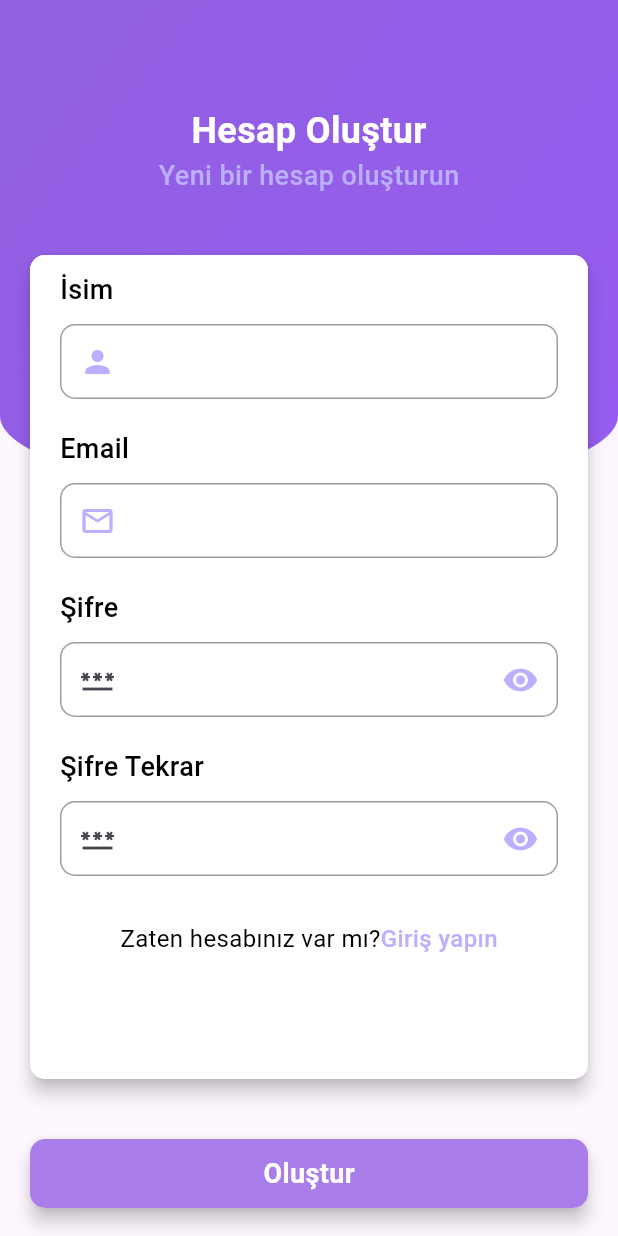
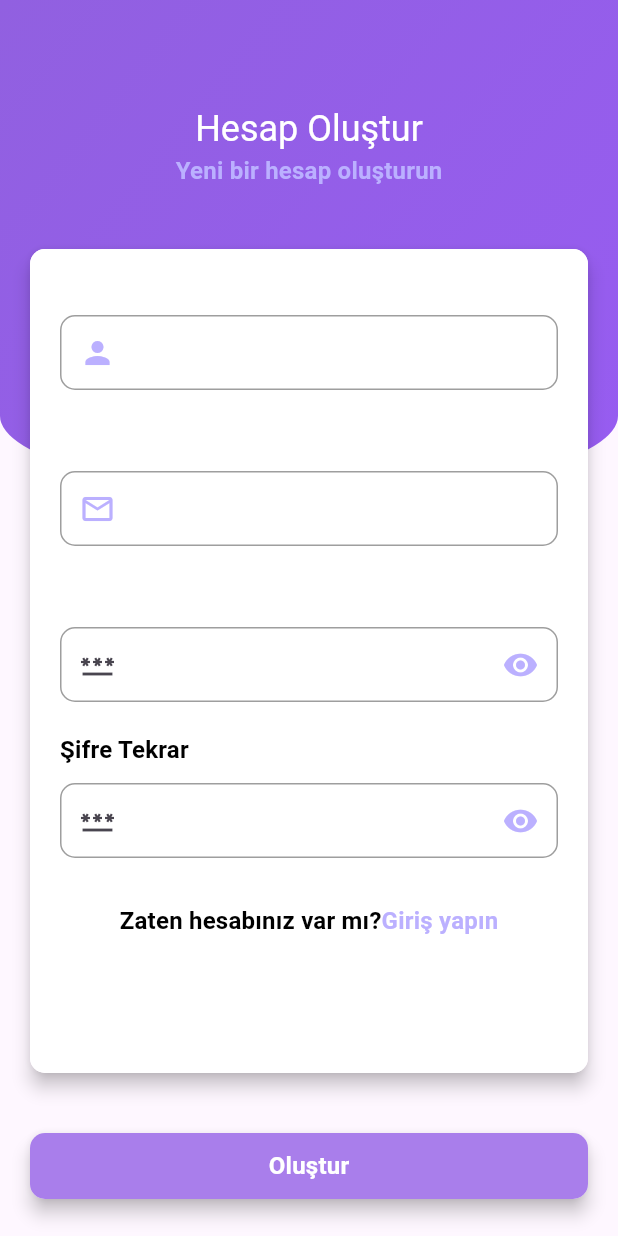
Before and after one commit to arda-copur/Chat-App, a Flutter app: the ForgotPasswordView screen opened directly, after a tap on "Gönder", after a tap on "Şimdi üye ol!", on a phone screen of 412 x 824 dp. Run offline on Flutter 3.47's test engine with Material 3 defaults, Android fonts, the phone set to English and light mode, and no system bars; our stand-ins replace cloud_firestore, firebase_auth, firebase_core, random_string, shared_preferences, smooth_page_indicator; accounts and stored records are empty; network calls fail.

Commit message:
general updates

```diff
--- a/lib/constants/project_borders.dart
+++ b/lib/constants/project_borders.dart
@@ -5,9 +5,12 @@ final class ProjectBorders extends BorderRadius {
       : super.only(
             topLeft: const Radius.circular(30),
             topRight: const Radius.circular(30));
+
   const ProjectBorders.onlyCirculartopLeft()
       : super.only(topLeft: const Radius.circular(24));
+
   const ProjectBorders.onlyCirculartopRight()
       : super.only(topRight: const Radius.circular(24));
+
   ProjectBorders.circularSmall() : super.circular(10);
 }
--- a/lib/main.dart
+++ b/lib/main.dart
@@ -11,13 +11,11 @@ void main() async {
 class MyApp extends StatelessWidget {
   const MyApp({super.key});
 
-
   @override
   Widget build(BuildContext context) {
     return MaterialApp(
       debugShowCheckedModeBanner: false,
-      theme: ThemeData(
-      ),
+      theme: ThemeData(),
       home: const SplashView(),
     );
   }
--- a/lib/views/chat_view.dart
+++ b/lib/views/chat_view.dart
@@ -4,6 +4,7 @@ import 'package:chat_app/constants/project_elevations.dart';
 import 'package:chat_app/constants/project_paddings.dart';
 import 'package:chat_app/constants/project_radius.dart';
 import 'package:chat_app/services/database.dart';
+import 'package:chat_app/utils/text_theme_extension.dart';
 import 'package:chat_app/views/home_view.dart';
 import 'package:flutter/material.dart';
 import 'package:chat_app/services/shared_pref.dart';
@@ -209,7 +210,7 @@ class _ChatViewState extends State<ChatView> {
                     decoration: InputDecoration(
                         border: InputBorder.none,
                         hintText: "Mesaj gönder...",
-                        hintStyle: const TextStyle(color: Colors.black45),
+                        hintStyle: context.projectTheme().titleMedium?.copyWith(color: ProjectColors.white),
                         suffixIcon: GestureDetector(
                             onTap: () {
                               addMessage(true);
--- a/lib/views/forgot_password_view.dart
+++ b/lib/views/forgot_password_view.dart
@@ -1,7 +1,10 @@
+import 'package:chat_app/constants/project_borders.dart';
 import 'package:chat_app/constants/project_colors.dart';
 import 'package:chat_app/constants/project_paddings.dart';
 import 'package:chat_app/constants/project_strings.dart';
+import 'package:chat_app/utils/text_theme_extension.dart';
 import 'package:chat_app/views/register_view.dart';
+import 'package:chat_app/widgets/sizedboxs/constant_sized_boxs.dart';
 import 'package:flutter/material.dart';
 import 'package:firebase_auth/firebase_auth.dart';
 
@@ -21,8 +24,8 @@ class _ForgotPasswordViewState extends State<ForgotPasswordView> {
   resetPassword() async {
     try {
       await FirebaseAuth.instance.sendPasswordResetEmail(email: email);
-      ScaffoldMessenger.of(context).showSnackBar(
-          SnackBar(content: Text(ProjectStrings.passwordReset)));
+      ScaffoldMessenger.of(context)
+          .showSnackBar(SnackBar(content: Text(ProjectStrings.passwordReset)));
     } on FirebaseAuthException catch (e) {
       if (e.code == "user-not-found") {
         ScaffoldMessenger.of(context)
@@ -41,10 +44,10 @@ class _ForgotPasswordViewState extends State<ForgotPasswordView> {
                 height: MediaQuery.of(context).size.height / 2.5,
                 width: MediaQuery.of(context).size.width,
                 decoration: BoxDecoration(
-                    gradient: const LinearGradient(
-                        colors: [ProjectColors.primary, ProjectColors.customPurple],
-                        begin: Alignment.topLeft,
-                        end: Alignment.bottomRight),
+                    gradient: const LinearGradient(colors: [
+                      ProjectColors.primary,
+                      ProjectColors.customPurple
+                    ], begin: Alignment.topLeft, end: Alignment.bottomRight),
                     borderRadius: BorderRadius.vertical(
                         bottom: Radius.elliptical(
                             MediaQuery.of(context).size.width, 105)))),
@@ -52,13 +55,12 @@ class _ForgotPasswordViewState extends State<ForgotPasswordView> {
               padding: const ProjectPaddings.allNormal() * 7,
               child: Column(
                 children: [
-                  const Center(
+                  Center(
                       child: Text(
                     ProjectStrings.dontRememberPassword,
-                    style: TextStyle(
+                    style: context.projectTheme().headlineSmall?.copyWith(
                         color: ProjectColors.white,
-                        fontSize: 24.0,
-                        fontWeight: FontWeight.bold),
+                        fontWeight: FontWeight.w600),
                   )),
                   const Center(
                       child: Text(
@@ -68,12 +70,9 @@ class _ForgotPasswordViewState extends State<ForgotPasswordView> {
                         fontSize: 18.0,
                         fontWeight: FontWeight.w500),
                   )),
-                  const SizedBox(
-                    height: 20.0,
-                  ),
+                  ConstantSizedBoxs.normalHeightSizedBox(),
                   Container(
-                    margin: const EdgeInsets.symmetric(
-                        vertical: 20.0, horizontal: 20.0),
+                    margin: const ProjectPaddings.symmetricMedium(),
                     child: Material(
                       elevation: 5.0,
                       borderRadius: BorderRadius.circular(10),
@@ -84,27 +83,29 @@ class _ForgotPasswordViewState extends State<ForgotPasswordView> {
                         width: MediaQuery.of(context).size.width,
                         decoration: BoxDecoration(
                             color: ProjectColors.white,
-                            borderRadius: BorderRadius.circular(10)),
+                            borderRadius: ProjectBorders.circularSmall()),
                         child: Form(
                           key: _formKey,
                           child: Column(
                             crossAxisAlignment: CrossAxisAlignment.start,
                             children: [
-                              const Text(
-                                ProjectStrings.emailName,
-                                style: TextStyle(
-                                    color: ProjectColors.black,
-                                    fontSize: 18.0,
-                                    fontWeight: FontWeight.w500),
-                              ),
+                              Text(ProjectStrings.emailName,
+                                  style: context
+                                      .projectTheme()
+                                      .titleMedium
+                                      ?.copyWith(
+                                          color: ProjectColors.black,
+                                          fontWeight: FontWeight.w500)),
                               const SizedBox(
                                 height: 10.0,
                               ),
                               Container(
                                 decoration: BoxDecoration(
                                     border: Border.all(
-                                        width: 1.0, color: ProjectColors.lowBlack),
-                                    borderRadius: BorderRadius.circular(10)),
+                                        width: 1.0,
+                                        color: ProjectColors.lowBlack),
+                                    borderRadius:
+                                        ProjectBorders.circularSmall()),
                                 child: TextFormField(
                                   controller: userMailController,
                                   validator: (value) {
@@ -115,10 +116,8 @@ class _ForgotPasswordViewState extends State<ForgotPasswordView> {
                                   },
                                   decoration: const InputDecoration(
                                       border: InputBorder.none,
-                                      prefixIcon: Icon(
-                                        Icons.mail_outline,
-                                        color: ProjectColors.iconPurple
-                                      )),
+                                      prefixIcon: Icon(Icons.mail_outline,
+                                          color: ProjectColors.iconPurple)),
                                 ),
                               ),
                               const SizedBox(
@@ -138,20 +137,17 @@ class _ForgotPasswordViewState extends State<ForgotPasswordView> {
                                     width: 150,
                                     child: Material(
                                       elevation: 5.0,
-                                      borderRadius: BorderRadius.circular(10),
+                                      borderRadius: ProjectBorders.circularSmall(),
                                       child: Container(
-                                        padding: const EdgeInsets.all(10),
+                                        padding: const ProjectPaddings.allNormal(),
                                         decoration: BoxDecoration(
                                             color: ProjectColors.customPurple,
                                             borderRadius:
-                                                BorderRadius.circular(10)),
-                                        child: const Center(
+                                                ProjectBorders.circularSmall(),),
+                                        child:  Center(
                                             child: Text(
                                           ProjectStrings.sendText,
-                                          style: TextStyle(
-                                              color: ProjectColors.white,
-                                              fontSize: 18.0,
-                                              fontWeight: FontWeight.bold),
+                                          style: context.projectTheme().titleMedium?.copyWith(color: ProjectColors.white)
                                         )),
                                       ),
                                     ),
@@ -170,9 +166,9 @@ class _ForgotPasswordViewState extends State<ForgotPasswordView> {
                   Row(
                     mainAxisAlignment: MainAxisAlignment.center,
                     children: [
-                      const Text(
+                       Text(
                         ProjectStrings.notAccount,
-                        style: TextStyle(color: ProjectColors.black, fontSize: 16.0),
+                        style: context.projectTheme().titleMedium?.copyWith(color: ProjectColors.black)
                       ),
                       GestureDetector(
                         onTap: () {
@@ -181,9 +177,9 @@ class _ForgotPasswordViewState extends State<ForgotPasswordView> {
                               MaterialPageRoute(
                                   builder: (context) => const RegisterView()));
                         },
-                        child: const Text(
+                        child:  Text(
                           ProjectStrings.nowAccount,
-                          style: TextStyle(
+                          style: context.projectTheme().titleMedium?.copyWith(
                               color: ProjectColors.customPurple,
                               fontSize: 16.0,
                               fontWeight: FontWeight.w500),
--- a/lib/views/register_view.dart
+++ b/lib/views/register_view.dart
@@ -5,6 +5,7 @@ import 'package:chat_app/constants/project_paddings.dart';
 import 'package:chat_app/constants/project_strings.dart';
 import 'package:chat_app/services/database.dart';
 import 'package:chat_app/services/shared_pref.dart';
+import 'package:chat_app/utils/text_theme_extension.dart';
 import 'package:chat_app/views/home_view.dart';
 import 'package:chat_app/widgets/sizedboxs/constant_sized_boxs.dart';
 import 'package:chat_app/widgets/textfields/password_text_form_field.dart';
@@ -92,22 +93,17 @@ class _RegisterViewState extends State<RegisterView> {
               padding: const ProjectPaddings.onlyTop() * 7,
               child: Column(
                 children: [
-                  const Center(
-                      child: Text(
-                    ProjectStrings.createAccount,
-                    style: TextStyle(
-                        color: ProjectColors.white,
-                        fontSize: 24.0,
-                        fontWeight: FontWeight.bold),
-                  )),
-                  const Center(
-                      child: Text(
-                    ProjectStrings.newAccount,
-                    style: TextStyle(
-                        color: ProjectColors.customWhite,
-                        fontSize: 18.0,
-                        fontWeight: FontWeight.w500),
-                  )),
+                  Center(
+                      child: Text(ProjectStrings.createAccount,
+                          style: context
+                              .projectTheme()
+                              .headlineSmall
+                              ?.copyWith(color: ProjectColors.white))),
+                  Center(
+                      child: Text(ProjectStrings.newAccount,
+                          style: context.projectTheme().titleMedium?.copyWith(
+                              color: ProjectColors.customWhite,
+                              fontWeight: FontWeight.bold))),
                   ConstantSizedBoxs.normalHeightSizedBox(),
                   RegisterMenu(context),
                   ConstantSizedBoxs.normalHeightSizedBox(),
@@ -161,49 +157,31 @@ class _RegisterViewState extends State<RegisterView> {
     return Column(
       crossAxisAlignment: CrossAxisAlignment.start,
       children: [
-        const Text(
-          ProjectStrings.personName,
-          style: TextStyle(
-              color: ProjectColors.black,
-              fontSize: 18.0,
-              fontWeight: FontWeight.w500),
-        ),
+        Text(ProjectStrings.personName,
+            style: context.projectTheme().titleMedium?.copyWith(
+                color: ProjectColors.white, fontWeight: FontWeight.bold)),
         ConstantSizedBoxs.lowHeightSizedBox(),
         Container(
             decoration: BoxDecoration(
                 border: Border.all(width: 1.0, color: ProjectColors.lowBlack),
                 borderRadius: ProjectBorders.circularSmall()),
             child: nameTextFormField()),
-        const SizedBox(
-          height: 20.0,
-        ),
-        const Text(
-          ProjectStrings.emailName,
-          style: TextStyle(
-              color: ProjectColors.black,
-              fontSize: 18.0,
-              fontWeight: FontWeight.w500),
-        ),
-        const SizedBox(
-          height: 10.0,
-        ),
+        ConstantSizedBoxs.normalHeightSizedBox(),
+        Text(ProjectStrings.emailName,
+            style: context.projectTheme().titleMedium?.copyWith(
+                color: ProjectColors.white, fontWeight: FontWeight.bold)),
+        ConstantSizedBoxs.lowHeightSizedBox(),
         Container(
           decoration: BoxDecoration(
-              border: Border.all(width: 1.0, color: Colors.black38),
+              border: Border.all(width: 1.0, color: ProjectColors.lowBlack),
               borderRadius: ProjectBorders.circularSmall()),
           child: mailTextFormField(),
         ),
         ConstantSizedBoxs.normalHeightSizedBox(),
-        const Text(
-          ProjectStrings.passwordRegister,
-          style: TextStyle(
-              color: ProjectColors.black,
-              fontSize: 18.0,
-              fontWeight: FontWeight.w500),
-        ),
-        const SizedBox(
-          height: 10.0,
-        ),
+        Text(ProjectStrings.passwordRegister,
+            style: context.projectTheme().titleMedium?.copyWith(
+                color: ProjectColors.white, fontWeight: FontWeight.bold)),
+        ConstantSizedBoxs.lowHeightSizedBox(),
         Container(
           decoration: BoxDecoration(
               border: Border.all(width: 1.0, color: ProjectColors.lowBlack),
@@ -219,13 +197,9 @@ class _RegisterViewState extends State<RegisterView> {
           ),
         ),
         ConstantSizedBoxs.normalHeightSizedBox(),
-        const Text(
-          ProjectStrings.passwordControl,
-          style: TextStyle(
-              color: ProjectColors.black,
-              fontSize: 18.0,
-              fontWeight: FontWeight.w500),
-        ),
+        Text(ProjectStrings.passwordControl,
+            style: context.projectTheme().titleMedium?.copyWith(
+                color: ProjectColors.black, fontWeight: FontWeight.bold)),
         ConstantSizedBoxs.lowHeightSizedBox(),
         Container(
           decoration: BoxDecoration(
@@ -285,22 +259,18 @@ class _RegisterViewState extends State<RegisterView> {
     return Row(
       mainAxisAlignment: MainAxisAlignment.center,
       children: [
-        const Text(
-          ProjectStrings.alreadyAccount,
-          style: TextStyle(color: ProjectColors.black, fontSize: 16.0),
-        ),
+        Text(ProjectStrings.alreadyAccount,
+            style: context.projectTheme().titleMedium?.copyWith(
+                color: ProjectColors.black, fontWeight: FontWeight.bold)),
         GestureDetector(
           onTap: () {
             Navigator.push(context,
                 MaterialPageRoute(builder: (context) => const LoginView()));
           },
-          child: const Text(
-            ProjectStrings.loginText,
-            style: TextStyle(
-                color: ProjectColors.iconPurple,
-                fontSize: 16.0,
-                fontWeight: FontWeight.w500),
-          ),
+          child: Text(ProjectStrings.loginText,
+              style: context.projectTheme().titleMedium?.copyWith(
+                  color: ProjectColors.iconPurple,
+                  fontWeight: FontWeight.bold)),
         )
       ],
     );
@@ -336,14 +306,11 @@ class _RegisterViewState extends State<RegisterView> {
             decoration: BoxDecoration(
                 color: ProjectColors.secondary,
                 borderRadius: ProjectBorders.circularSmall()),
-            child: const Center(
-                child: Text(
-              ProjectStrings.createText,
-              style: TextStyle(
-                  color: ProjectColors.white,
-                  fontSize: 18.0,
-                  fontWeight: FontWeight.bold),
-            )),
+            child: Center(
+                child: Text(ProjectStrings.createText,
+                    style: context.projectTheme().titleMedium?.copyWith(
+                        color: ProjectColors.white,
+                        fontWeight: FontWeight.bold))),
           ),
         ),
       ),
--- a/lib/widgets/intro_pages/intro_page_first.dart
+++ b/lib/widgets/intro_pages/intro_page_first.dart
@@ -19,7 +19,8 @@ class IntroPageFirst extends StatelessWidget {
             padding: const EdgeInsets.all(8.0),
             child: Text(ProjectStrings.firstDescription,
                 style: context.projectTheme().headlineSmall?.copyWith(
-                    fontWeight: FontWeight.w800, color: ProjectColors.lowWhite)),
+                    fontWeight: FontWeight.w800,
+                    color: ProjectColors.lowWhite)),
           ),
           ConstantSizedBoxs.largeHeightSizedBox(),
           Center(
```
Also changed, not shown: lib/views/home_view.dart (+38 -36 lines), lib/views/login_view.dart (+13 -16 lines), lib/widgets/intro_pages/intro_page_third.dart (+6 -6 lines).
